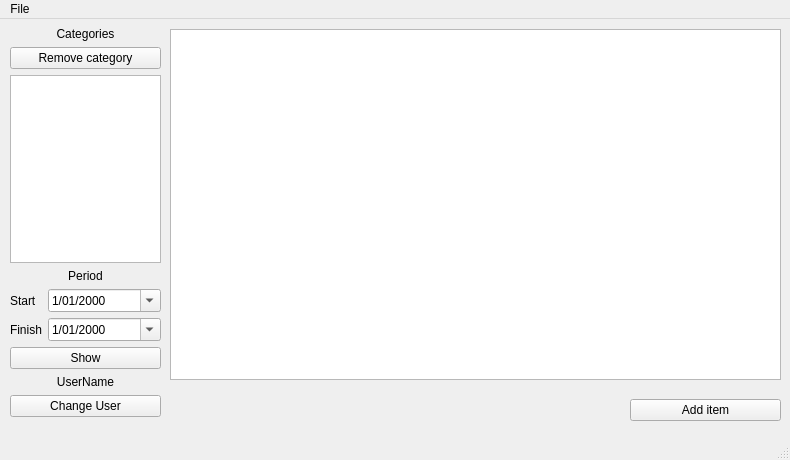
dobrovolsky/finance-helper, file views/mainwindow.ui: the form before one commit.
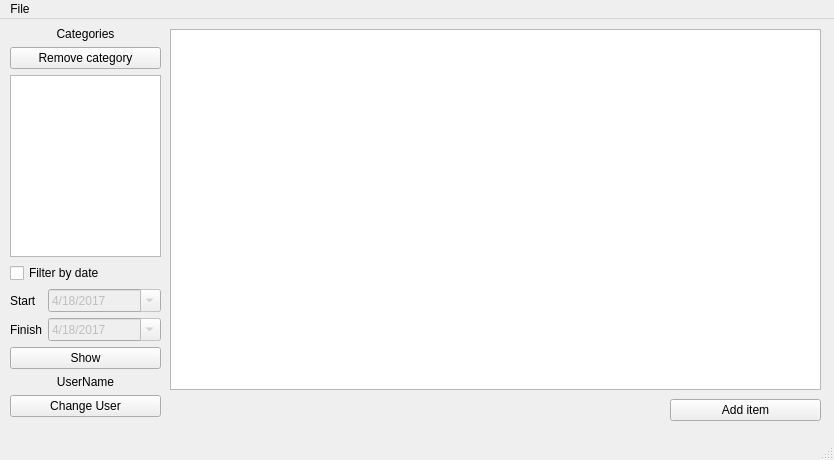
The form after the commit.

Commit message: update interface fix wrapper

Patch:
```diff
--- a/views/mainwindow.ui
+++ b/views/mainwindow.ui
@@ -9,19 +9,19 @@
    <rect>
     <x>0</x>
     <y>0</y>
-    <width>790</width>
+    <width>834</width>
     <height>460</height>
    </rect>
   </property>
   <property name="minimumSize">
    <size>
-    <width>790</width>
+    <width>834</width>
     <height>460</height>
    </size>
   </property>
   <property name="maximumSize">
    <size>
-    <width>790</width>
+    <width>834</width>
     <height>460</height>
    </size>
   </property>
@@ -61,6 +61,13 @@
        </property>
       </widget>
      </item>
+     <item row="1" column="0" colspan="2">
+      <widget class="QPushButton" name="remove_category_button">
+       <property name="text">
+        <string>Remove category</string>
+       </property>
+      </widget>
+     </item>
      <item row="2" column="0" colspan="2">
       <widget class="QListWidget" name="categories_list">
        <property name="minimumSize">
@@ -71,16 +78,6 @@
        </property>
       </widget>
      </item>
-     <item row="3" column="0" colspan="2">
-      <widget class="QLabel" name="periond_label">
-       <property name="text">
-        <string>Period</string>
-       </property>
-       <property name="alignment">
-        <set>Qt::AlignCenter</set>
-       </property>
-      </widget>
-     </item>
      <item row="4" column="0">
       <widget class="QLabel" name="label_3">
        <property name="text">
@@ -90,12 +87,22 @@
      </item>
      <item row="4" column="1">
       <widget class="QDateEdit" name="periond_start">
+       <property name="enabled">
+        <bool>false</bool>
+       </property>
        <property name="displayFormat">
         <string>M/dd/yyyy</string>
        </property>
        <property name="calendarPopup">
         <bool>true</bool>
        </property>
+       <property name="date">
+        <date>
+         <year>2017</year>
+         <month>4</month>
+         <day>18</day>
+        </date>
+       </property>
       </widget>
      </item>
      <item row="5" column="0">
@@ -107,12 +114,22 @@
      </item>
      <item row="5" column="1">
       <widget class="QDateEdit" name="periond_finish">
+       <property name="enabled">
+        <bool>false</bool>
+       </property>
        <property name="displayFormat">
         <string>M/dd/yyyy</string>
        </property>
        <property name="calendarPopup">
         <bool>true</bool>
        </property>
+       <property name="date">
+        <date>
+         <year>2017</year>
+         <month>4</month>
+         <day>18</day>
+        </date>
+       </property>
       </widget>
      </item>
      <item row="6" column="0" colspan="2">
@@ -139,29 +156,22 @@
        </property>
       </widget>
      </item>
-     <item row="1" column="0" colspan="2">
-      <widget class="QPushButton" name="remove_category_button">
+     <item row="3" column="0" colspan="2">
+      <widget class="QCheckBox" name="periond_checkbox">
+       <property name="layoutDirection">
+        <enum>Qt::LeftToRight</enum>
+       </property>
        <property name="text">
-        <string>Remove category</string>
+        <string>Filter by date</string>
        </property>
       </widget>
      </item>
     </layout>
    </widget>
-   <widget class="QTableView" name="items_table">
-    <property name="geometry">
-     <rect>
-      <x>170</x>
-      <y>10</y>
-      <width>611</width>
-      <height>351</height>
-     </rect>
-    </property>
-   </widget>
    <widget class="QPushButton" name="add_item_button">
     <property name="geometry">
      <rect>
-      <x>630</x>
+      <x>670</x>
       <y>380</y>
       <width>151</width>
       <height>22</height>
@@ -171,13 +181,23 @@
      <string>Add item</string>
     </property>
    </widget>
+   <widget class="QTableWidget" name="items_table">
+    <property name="geometry">
+     <rect>
+      <x>170</x>
+      <y>10</y>
+      <width>651</width>
+      <height>361</height>
+     </rect>
+    </property>
+   </widget>
   </widget>
   <widget class="QMenuBar" name="menubar">
    <property name="geometry">
     <rect>
      <x>0</x>
      <y>0</y>
-     <width>790</width>
+     <width>834</width>
      <height>19</height>
     </rect>
    </property>
```
The commit also changes 6 other files.
